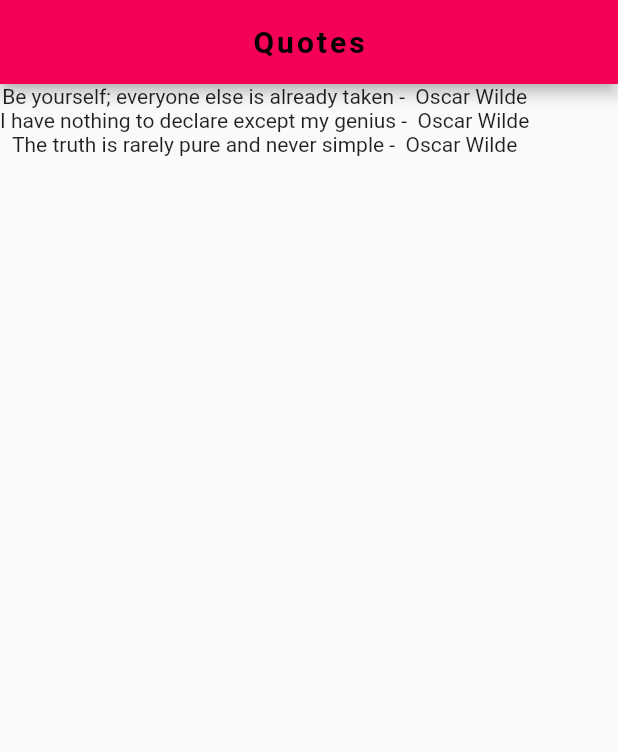
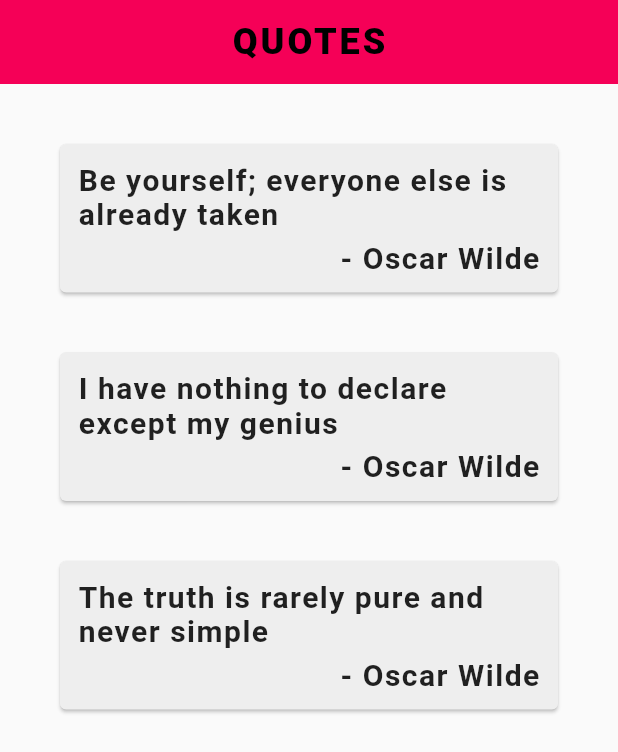
Before and after one commit to chittrakumari/Quotes-Flutter-Project, a Flutter app: the screen it shows after launch, on a phone screen of 412 x 824 dp. Shown: the top 752 px of the screen. Run offline on Flutter 3.47's test engine with Material 2 defaults, Android fonts, the phone set to English and light mode, and no system bars.

Commit message:
Cards & Creating Functions

```diff
--- a/lib/main.dart
+++ b/lib/main.dart
@@ -1,6 +1,7 @@
 
 
-  import 'package:flutter/material.dart';
+  import 'package:flutter/cupertino.dart';
+import 'package:flutter/material.dart';
 import 'quote.dart';
 
   void main() => runApp(MaterialApp(
@@ -21,25 +22,60 @@ import 'quote.dart';
       Quote(text:'I have nothing to declare except my genius',author:'Oscar Wilde'),
       Quote(text:'The truth is rarely pure and never simple',author: 'Oscar Wilde'),
     ];
+    Widget quoteTemplate (quote){
+      return Card(
+margin: EdgeInsets.fromLTRB(40.0, 40.0, 40.0,0),
+               color: Colors.grey[200],
+        child:Padding(
+          padding: EdgeInsets.all(12.0),
+        child: Column(
+          crossAxisAlignment: CrossAxisAlignment.end,
+          children: <Widget>[
+            Text(quote.text,
+           style: TextStyle(
+            letterSpacing: 1.0,
+             fontSize: 20.0,
+             fontWeight: FontWeight.w700,
+
+           ),
+            ),
+          SizedBox(height: 6.0),
+
+            Text(' - ${quote.author}',
+              style: TextStyle(
+                letterSpacing: 1.0,
+                fontSize: 20.0,
+                fontWeight: FontWeight.w700,
+
+              ),
+            ),
+          ],
+        ),
+      )
+      );
+    }
     Widget build(BuildContext context) {
 
       return Scaffold(
+
         appBar: AppBar(
-          title: Text('Quotes',
+          title: Text('QUOTES',
           style: TextStyle(
-            fontWeight: FontWeight.bold,
+            fontWeight: FontWeight.w900,
+            fontSize: 24.0,
             letterSpacing: 2.0,
             color: Colors.black,
           ),
           ),
           backgroundColor: Colors.pinkAccent[400],
           centerTitle: true,
+          elevation: 0.0,
         ),
 
 
         body: Column(
+
           children:
-
 
           /*We are using a map function traverse each quotes in the list Quotes and then
           returning it using text widget but as childern widget accepts a list we are converting it
@@ -49,8 +85,8 @@ import 'quote.dart';
 
 
         quotes.map((quote){
-      return Text('${quote.text} -  ${quote.author}');
-      }
+      return quoteTemplate(quote);
+        }
       ).toList(),
 
         ),
```
